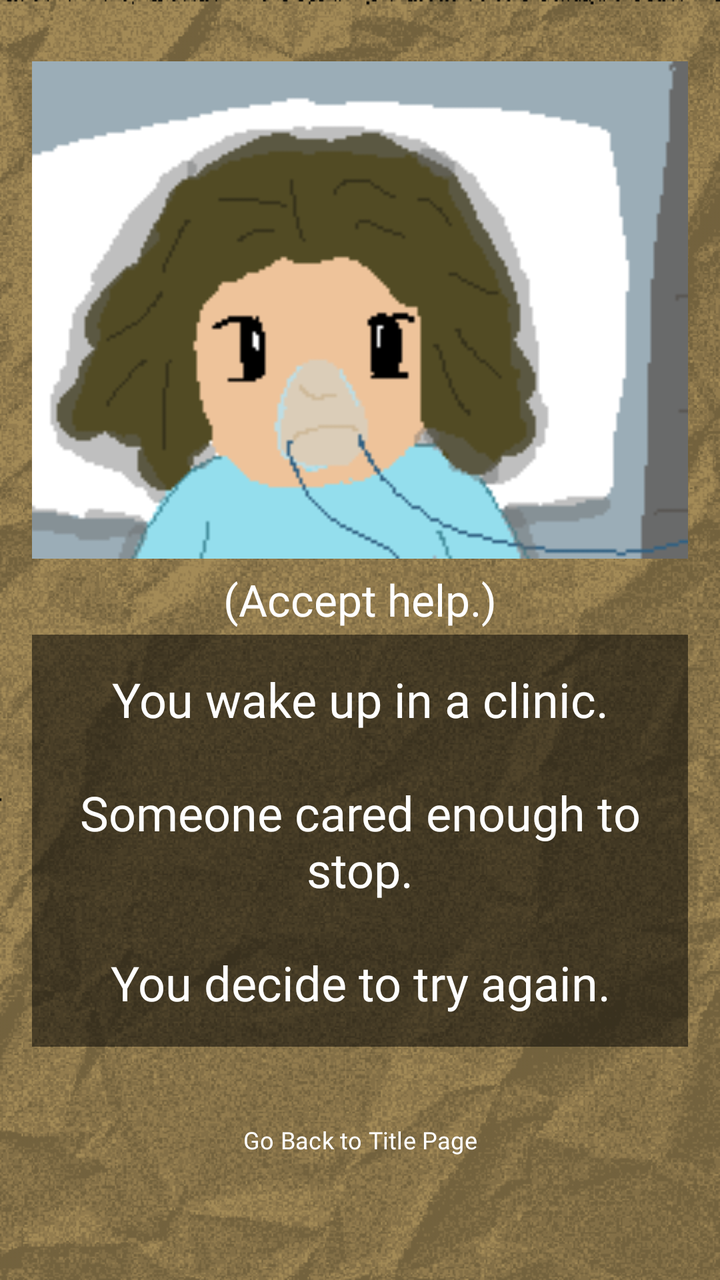
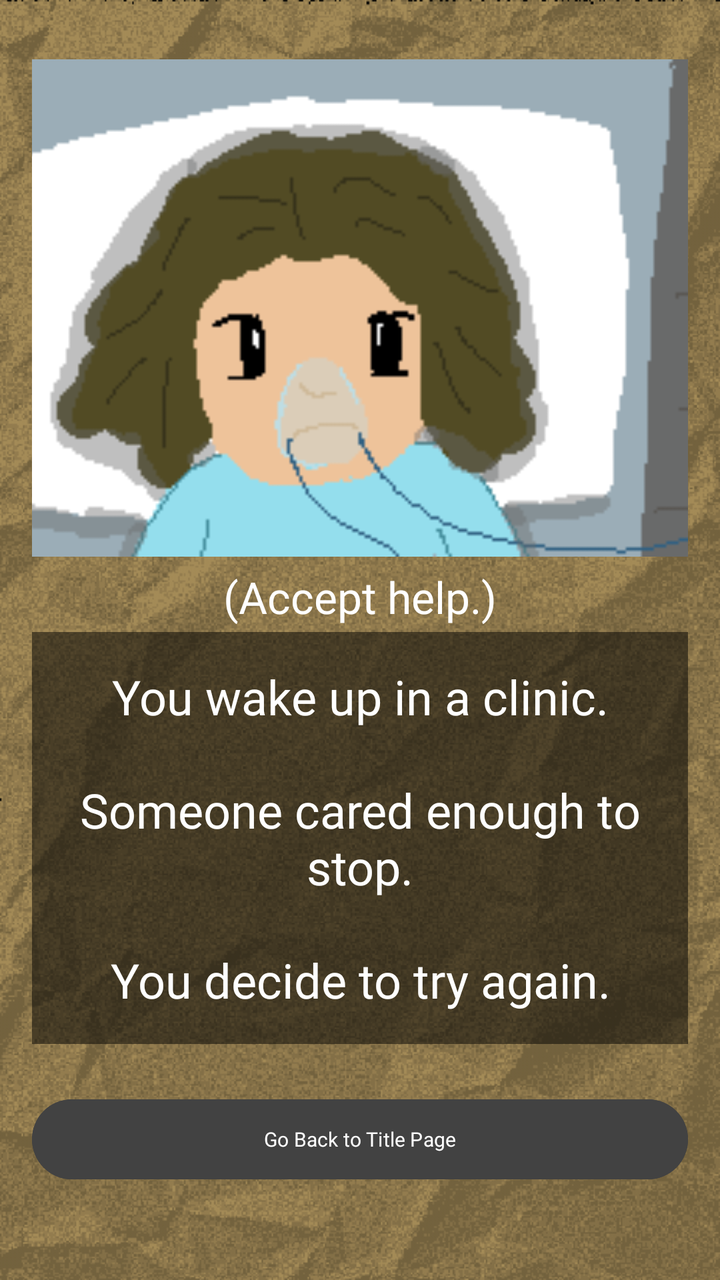

An Android layout rendered at two revisions. The XML below is the earlier revision; the diff shows what the commit changed to produce the second picture.
<!-- AndroidManifest.xml: application theme Theme.ChoiceQuest -->
<!-- res/layout/activity_page2_2_2_3_1.xml -->
<?xml version="1.0" encoding="utf-8"?>
<LinearLayout xmlns:android="http://schemas.android.com/apk/res/android"
    xmlns:app="http://schemas.android.com/apk/res-auto"
    xmlns:tools="http://schemas.android.com/tools"
    android:layout_width="match_parent"
    android:layout_height="match_parent"
    android:id="@+id/page2_2_2_3_1"
    android:background="@drawable/papertexture_"
    android:backgroundTint="#f8e7c2"
    android:backgroundTintMode="multiply"
    android:gravity="center"
    android:orientation="vertical"
    android:padding="16dp"
    tools:context=".Page2_2_2_3_1">

    <View
        android:layout_width="match_parent"
        android:layout_height="0dp"
        android:layout_weight="1"/>

    <ImageView
        android:id="@+id/imageView"
        android:layout_width="412dp"
        android:layout_height="250dp"
        android:src="@drawable/page2_2_2_3_1"/>

    <View
        android:layout_width="match_parent"
        android:layout_height="1dp"
        android:layout_weight="0.1"/>
    <TextView
        android:layout_width="match_parent"
        android:layout_height="35dp"
        android:gravity="center"
        android:fontFamily="@font/pixelspace"
        android:textSize="22sp"
        android:text="(Accept help.)"
        android:textColor="@color/white"/>

    <TextView
        android:layout_width="match_parent"
        android:layout_height="wrap_content"
        android:id="@+id/tv_page2_2_2_3_1"
        android:layout_marginBottom="16dp"
        android:background="#80000000"
        android:fontFamily="@font/pixelgame_font"
        android:gravity="center"
        android:padding="16dp"
        android:text="You wake up in a clinic.\n\nSomeone cared enough to stop.\n\nYou decide to try again."
        android:textColor="@color/white"
        android:textSize="24sp" />

    <View
        android:layout_width="match_parent"
        android:layout_height="1dp"
        android:layout_weight="0.5"/>

    <Button
        android:id="@+id/btnLeaveTell"
        android:layout_width="410dp"
        android:layout_height="45dp"
        android:layout_marginBottom="16dp"
        android:background="@android:color/transparent"
        android:fontFamily="@font/quest_font"
        android:text="Go Back to Title Page"
        android:textSize="12sp"
        android:onClick="title23"/>

    <View
        android:layout_width="match_parent"
        android:layout_height="1dp"
        android:layout_weight="1"/>

</LinearLayout>
<!-- resources referenced by this layout -->
<resources>
  <color name="white">#FFFFFF</color>
  <!-- drawable page2_2_2_3_1: png bitmap (drawable, 5419 bytes) -->
  <!-- drawable papertexture_: png bitmap (drawable, 156948 bytes) -->
  <style name="Theme.ChoiceQuest" parent="Base.Theme.ChoiceQuest" />
  <style name="Base.Theme.ChoiceQuest" parent="Theme.Material3.DayNight.NoActionBar">
          
          
      </style>
</resources>

<!-- the commit's change to res/layout/activity_page2_2_2_3_1.xml (unified diff, before → after) -->
@@ -57,13 +57,14 @@
 
     <Button
         android:id="@+id/btnLeaveTell"
-        android:layout_width="410dp"
-        android:layout_height="45dp"
+        android:layout_width="match_parent"
+        android:layout_height="wrap_content"
         android:layout_marginBottom="16dp"
-        android:background="@android:color/transparent"
+        android:textSize="10sp"
+        android:textColor="@color/white"
+        android:backgroundTint="@color/cardview_dark_background"
         android:fontFamily="@font/quest_font"
         android:text="Go Back to Title Page"
-        android:textSize="12sp"
         android:onClick="title23"/>
 
     <View
